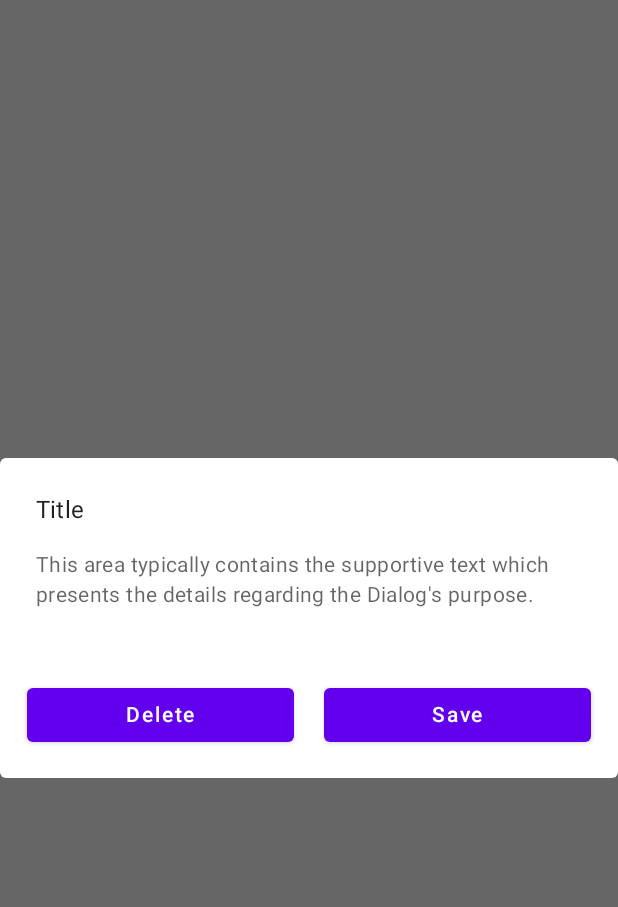
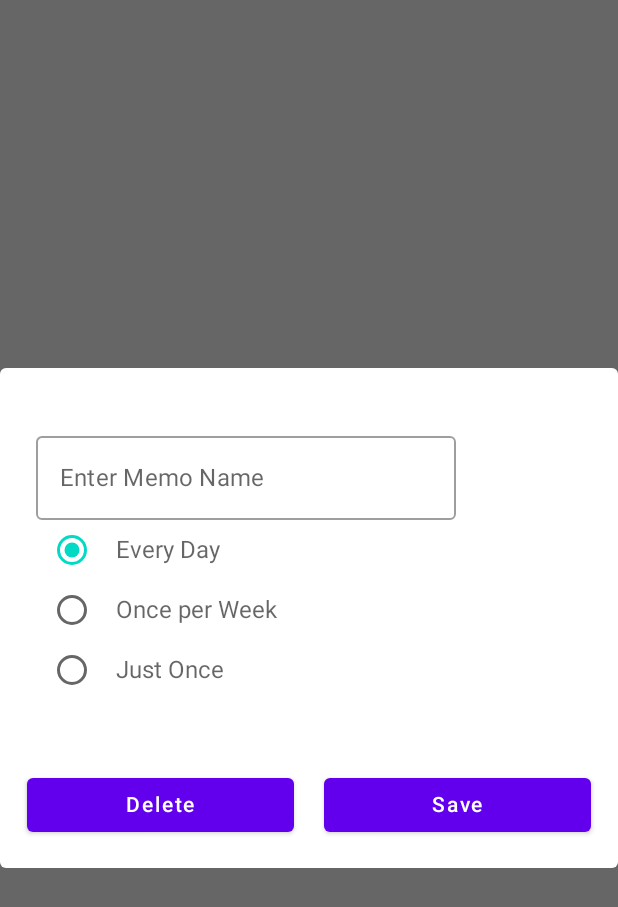
Before and after one commit to roberto-campedelli/dont4get, an Android app built with Jetpack Compose: the composable SaveMemo shown on its own in the app's theme, on a phone screen of 412 x 824 dp. Shown: the top 907 px of the screen. Run offline under Robolectric (Android 15) with nearby library versions, the phone set to English and light mode, and no system bars.

Commit message:
added memo name picker to alert dialog

```diff
--- a/app/src/main/java/com/example/dont4get/MainActivity.kt
+++ b/app/src/main/java/com/example/dont4get/MainActivity.kt
@@ -13,12 +13,17 @@ import androidx.annotation.RequiresApi
 import androidx.compose.foundation.gestures.detectTapGestures
 import androidx.compose.foundation.layout.*
 import androidx.compose.foundation.lazy.LazyColumn
+import androidx.compose.foundation.selection.selectable
+import androidx.compose.foundation.selection.selectableGroup
 import androidx.compose.material.*
 import androidx.compose.runtime.*
+import androidx.compose.ui.Alignment
 import androidx.compose.ui.Modifier
 import androidx.compose.ui.graphics.Color
 import androidx.compose.ui.input.pointer.pointerInput
 import androidx.compose.ui.platform.LocalContext
+import androidx.compose.ui.semantics.Role
+import androidx.compose.ui.text.input.TextFieldValue
 import androidx.compose.ui.tooling.preview.Preview
 import androidx.compose.ui.unit.dp
 import com.example.dont4get.ui.theme.Dont4getTheme
@@ -222,6 +227,7 @@ fun StopRec() {
 @Composable
 fun SaveMemo() {
     val openDialog = remember { mutableStateOf(true) }
+    var name by remember { mutableStateOf(TextFieldValue("")) }
 
     if (openDialog.value) {
         AlertDialog(
@@ -229,13 +235,25 @@ fun SaveMemo() {
                 openDialog.value = false
             },
             title = {
-                Text(text = "Title")
+                if (name.text.isNotEmpty()) {
+                    Text(
+                        text = name.text,
+                        modifier = Modifier.padding(bottom = 8.dp),
+                        style = MaterialTheme.typography.h5
+                    )
+                }
             },
             text = {
-                Text(
-                    "This area typically contains the supportive text " +
-                            "which presents the details regarding the Dialog's purpose."
-                )
+                Column {
+                    OutlinedTextField(
+                        value = name,
+                        label = { Text(text = "Enter Memo Name") },
+                        onValueChange = {
+                            name = it
+                        }
+                    )
+                    MemoRemind()
+                }
             },
             buttons = {
                 Row(
@@ -264,3 +282,36 @@ fun SaveMemo() {
         )
     }
 }
+
+@Composable
+fun MemoRemind() {
+
+    val radioOptions = listOf("Every Day", "Once per Week", "Just Once")
+    val (selectedOption, onOptionSelected) = remember { mutableStateOf(radioOptions[0]) }
+
+    Column(Modifier.selectableGroup()) {
+        radioOptions.forEach { text ->
+            Row(
+                Modifier
+                    .fillMaxWidth()
+                    .height(40.dp)
+                    .selectable(
+                        selected = (text == selectedOption),
+                        onClick = { onOptionSelected(text) },
+                        role = Role.RadioButton
+                    ),
+                verticalAlignment = Alignment.CenterVertically
+            ) {
+                RadioButton(
+                    selected = (text == selectedOption),
+                    onClick = { }
+                )
+                Text(
+                    text = text,
+                    style = MaterialTheme.typography.body1.merge(),
+                    modifier = Modifier.padding(start = 5.dp)
+                )
+            }
+        }
+    }
+}
```
